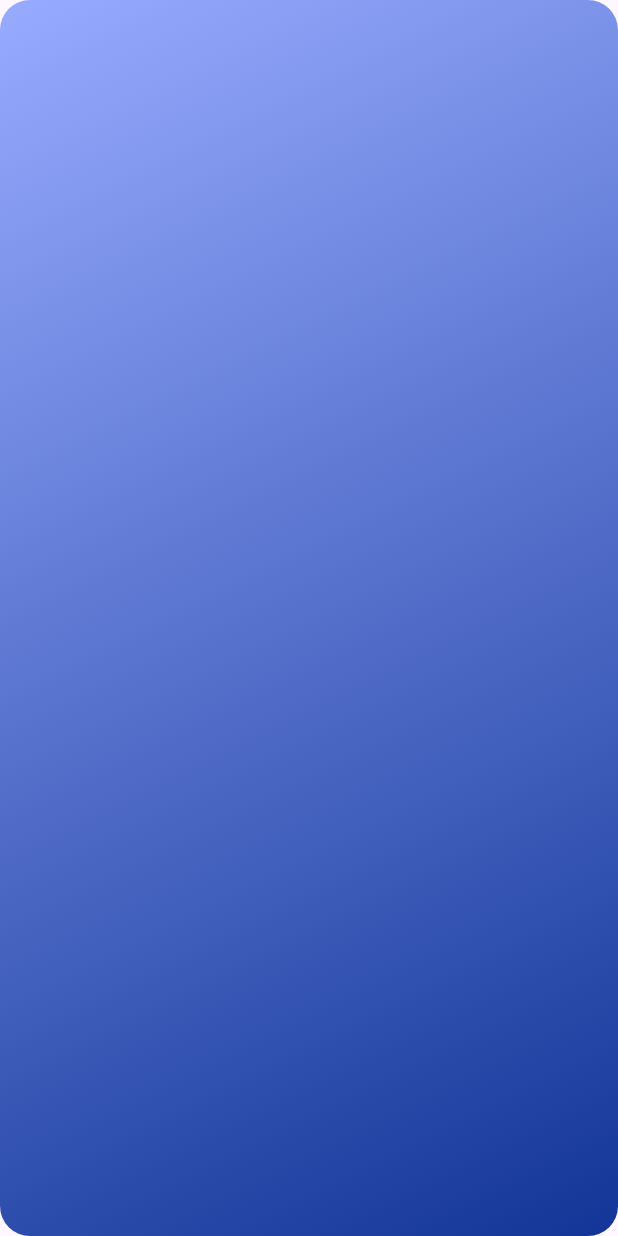
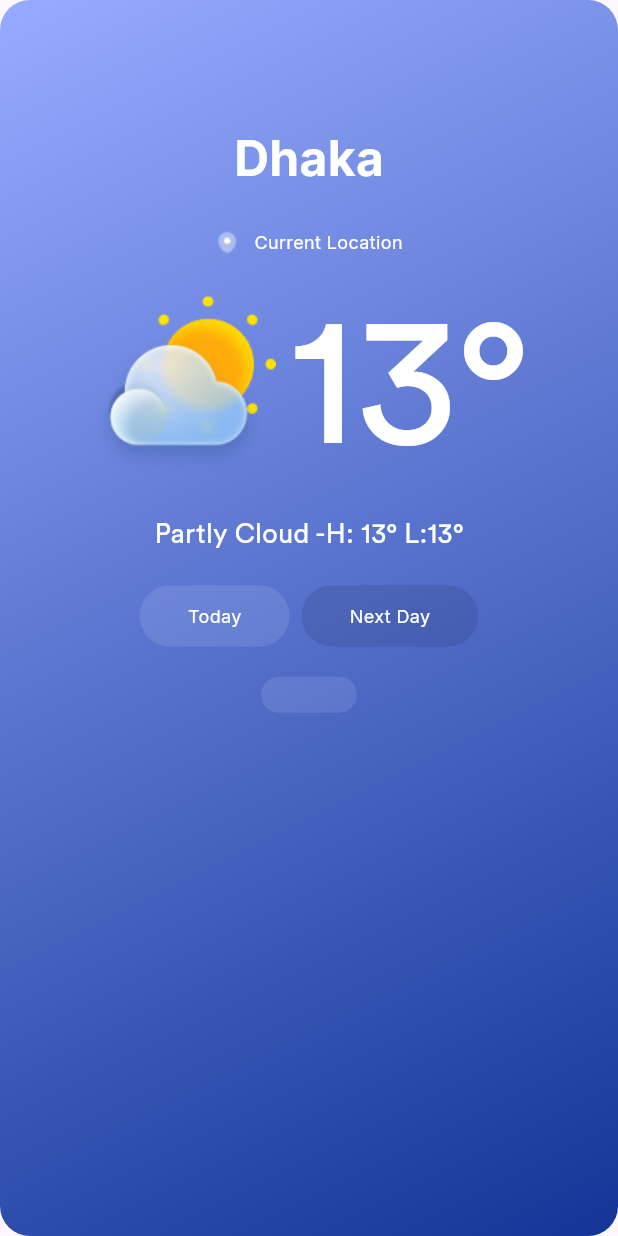
Before and after one commit to Shaown292/weather_app, a Flutter app: the screen it shows after launch, on a phone screen of 412 x 824 dp. Run offline on Flutter 3.47's test engine with Material 3 defaults, Android fonts, the phone set to English and light mode, and no system bars; our stand-ins replace get, google_fonts.

Commit message:
font collecting

```diff
--- a/lib/app/modules/home/views/home_view.dart
+++ b/lib/app/modules/home/views/home_view.dart
@@ -1,7 +1,8 @@
 import 'package:flutter/material.dart';
 
 import 'package:get/get.dart';
-
+import 'package:weather_app/constant/image_path/imagePath.dart';
+import 'package:weather_app/constant/textStyle.dart';
 import '../controllers/home_controller.dart';
 
 class HomeView extends GetView<HomeController> {
@@ -21,6 +22,72 @@ class HomeView extends GetView<HomeController> {
             colors: [Color(0xff97ABFF), Color(0xff123597)],
           ),
         ),
+        child: Column(
+          crossAxisAlignment: CrossAxisAlignment.center,
+          children: [
+            SizedBox(height: Get.height * 0.1,),
+            Text("Dhaka", style: AppTextStyle.interW700size32),
+            SizedBox(height: Get.height * 0.03,),
+            Row(
+              mainAxisAlignment: MainAxisAlignment.center,
+              children: [
+                SizedBox(
+                  height: 16,
+                  width: 16,
+                  child: Image.asset(ImagePath.location),
+                ),
+                const SizedBox(width: 10,),
+                Text("Current Location", style: AppTextStyle.interW400size12),
+              ],
+            ),
+            Row(
+              mainAxisAlignment: MainAxisAlignment.center,
+              children: [
+                SizedBox(
+                  height: Get.height * 0.2,
+                  width: Get.width * 0.3,
+                  child: Image.asset(ImagePath.cloud),
+                ),
+                const SizedBox(width: 10,),
+                const Text("13°", style: AppTextStyle.circularW300size122),
+
+              ],
+            ),
+            const Text("Partly Cloud -H: 13° L:13°", style: AppTextStyle.circularW400size18),
+            const SizedBox(height: 20,),
+            Row(
+              mainAxisAlignment: MainAxisAlignment.center,
+              children: [
+                Container(
+                  padding: const EdgeInsets.symmetric(vertical: 12, horizontal: 32),
+                  decoration: BoxDecoration(
+                    borderRadius: BorderRadius.circular(100),
+                    color: Colors.white.withOpacity(0.1)
+                  ),
+                  child: Text("Today", style: AppTextStyle.interW400size12),
+                ),
+                const SizedBox(width: 8),
+                Container(
+                  padding: const EdgeInsets.symmetric(vertical: 12, horizontal: 32),
+                  decoration: BoxDecoration(
+                    borderRadius: BorderRadius.circular(100),
+                    color: const Color(0xff000000).withOpacity(0.1)
+                  ),
+                  child: Text("Next Day", style: AppTextStyle.interW400size12),
+                ),
+              ],
+            ),
+            const SizedBox(height: 20,),
+            Container(
+              padding: const EdgeInsets.symmetric(vertical: 12, horizontal: 32),
+              decoration: BoxDecoration(
+                  borderRadius: BorderRadius.circular(100),
+                  color: Colors.white.withOpacity(0.1)
+              ),
+              child: Column()
+            ),
+          ],
+        ),
       ),
     );
   }
--- /dev/null
+++ b/lib/constant/image_path/imagePath.dart
@@ -0,0 +1,7 @@
+
+class ImagePath {
+
+  /// Config File Assets
+  static const  location               = "assets/images/location.png";
+  static const  cloud                  = "assets/images/partly_cloudy.png";
+  }
--- /dev/null
+++ b/lib/constant/textStyle.dart
@@ -0,0 +1,17 @@
+import 'package:flutter/material.dart';
+import 'package:google_fonts/google_fonts.dart';
+
+class AppTextStyle {
+  static  TextStyle interW700size32 = GoogleFonts.inter(
+    textStyle:  const TextStyle(color: Colors.white, fontSize:32, fontWeight: FontWeight.w700),
+  );
+  static  TextStyle interW400size12 = GoogleFonts.inter(
+    textStyle:  const TextStyle(color: Colors.white, fontSize:12 ,fontWeight: FontWeight.w400),
+  );
+
+  static  TextStyle interW300size122 = GoogleFonts.inter(
+    textStyle:  const TextStyle(color: Colors.white, fontSize:122 ,fontWeight: FontWeight.w300),
+  );
+  static const  TextStyle circularW300size122 = TextStyle(color: Colors.white, fontSize:122 , fontFamily: "Circular Std");
+  static const  TextStyle circularW400size18 = TextStyle(color: Colors.white, fontSize:18 , fontFamily: "Circular Std");
+}
```
Also changed, not shown: pubspec.yaml (+9 -13 lines), assets/fonts/circularStd_book.ttf (added), assets/fonts/circularStd_medium.otf (added), assets/fonts/circular_std.ttf (added), assets/images/location.png (added), assets/images/partly_cloudy.png (added), assets/images/partly_cloudy_2.png (added), assets/images/partly_cloudy_3 .png (added), assets/images/partly_cloudy_4.png (added), assets/images/partly_cloudy_5.png (added).
